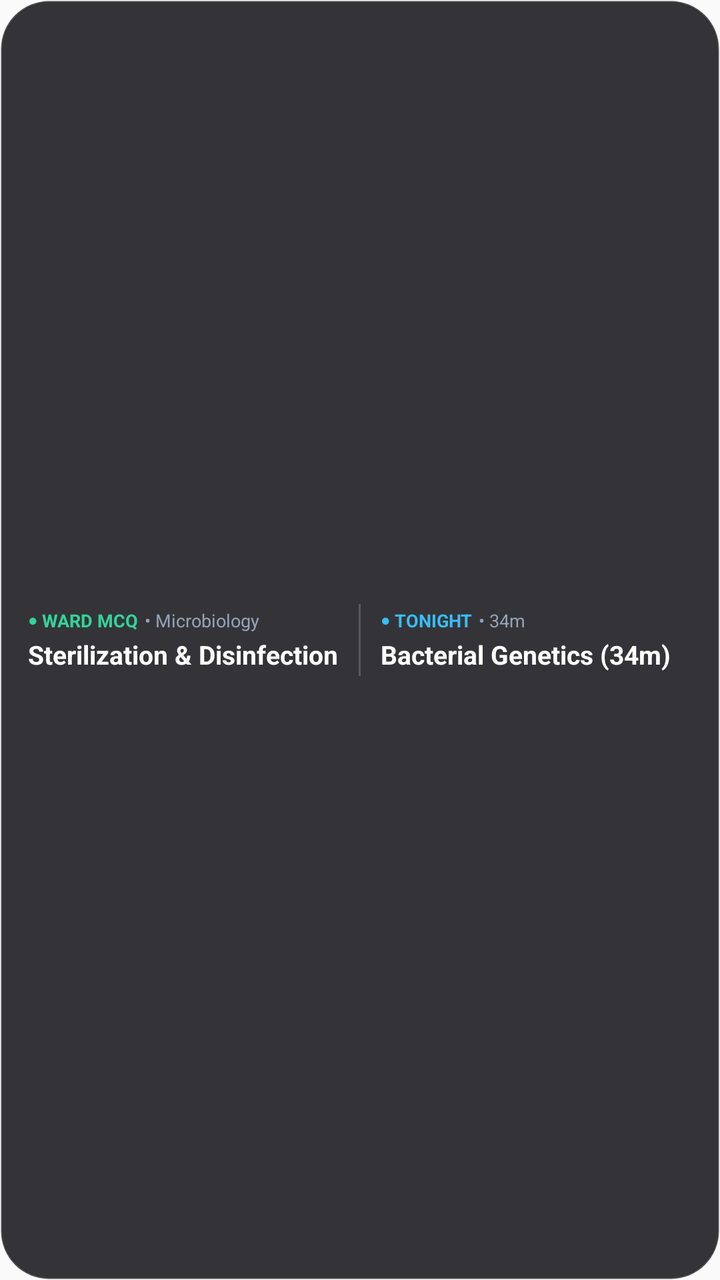
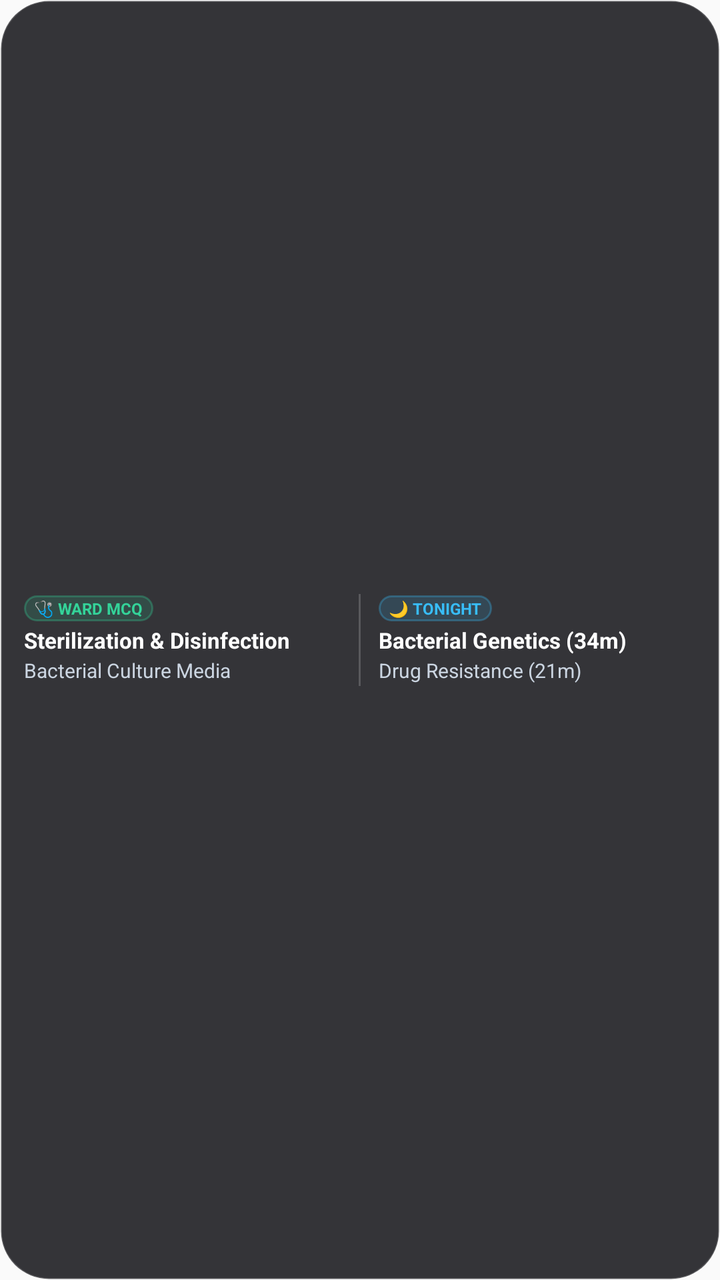

An Android layout rendered at two revisions. The XML below is the earlier revision; the diff shows what the commit changed to produce the second picture.
<!-- AndroidManifest.xml: application theme AppTheme -->
<!-- res/layout/widget_4x1_layout.xml -->
<?xml version="1.0" encoding="utf-8"?>
<LinearLayout xmlns:android="http://schemas.android.com/apk/res/android"
    android:id="@+id/widget_container"
    android:layout_width="match_parent"
    android:layout_height="match_parent"
    android:background="@drawable/widget_bg"
    android:orientation="horizontal"
    android:gravity="center_vertical"
    android:baselineAligned="false"
    android:paddingStart="14dp"
    android:paddingEnd="14dp"
    android:paddingTop="10dp"
    android:paddingBottom="10dp">

    
    <LinearLayout
        android:id="@+id/card_ward_mcqs"
        android:layout_width="0dp"
        android:layout_height="wrap_content"
        android:layout_weight="1"
        android:layout_marginEnd="10dp"
        android:gravity="center_vertical"
        android:orientation="vertical">

        
        <LinearLayout
            android:layout_width="match_parent"
            android:layout_height="wrap_content"
            android:gravity="center_vertical"
            android:orientation="horizontal">

            <TextView
                android:layout_width="wrap_content"
                android:layout_height="wrap_content"
                android:text="● "
                android:textColor="#34D399"
                android:textSize="8sp" />

            <TextView
                android:layout_width="wrap_content"
                android:layout_height="wrap_content"
                android:text="WARD MCQ"
                android:textColor="#34D399"
                android:textSize="9sp"
                android:textStyle="bold" />

            <TextView
                android:id="@+id/widget_subject_badge"
                android:layout_width="wrap_content"
                android:layout_height="wrap_content"
                android:layout_marginStart="3dp"
                android:ellipsize="end"
                android:maxLines="1"
                android:text="• Microbiology"
                android:textColor="#94A3B8"
                android:textSize="9sp" />
        </LinearLayout>

        
        <TextView
            android:id="@+id/widget_mcq_ch1"
            android:layout_width="match_parent"
            android:layout_height="wrap_content"
            android:layout_marginTop="2dp"
            android:ellipsize="end"
            android:maxLines="1"
            android:text="Sterilization &amp; Disinfection"
            android:textColor="#FFFFFF"
            android:textSize="13sp"
            android:textStyle="bold" />
    </LinearLayout>

    
    <View
        android:id="@+id/widget_center_divider"
        android:layout_width="1dp"
        android:layout_height="36dp"
        android:background="#2EFFFFFF" />

    
    <LinearLayout
        android:id="@+id/card_tonight_videos"
        android:layout_width="0dp"
        android:layout_height="wrap_content"
        android:layout_weight="1"
        android:layout_marginStart="10dp"
        android:gravity="center_vertical"
        android:orientation="vertical">

        
        <LinearLayout
            android:layout_width="match_parent"
            android:layout_height="wrap_content"
            android:gravity="center_vertical"
            android:orientation="horizontal">

            <TextView
                android:layout_width="wrap_content"
                android:layout_height="wrap_content"
                android:text="● "
                android:textColor="#38BDF8"
                android:textSize="8sp" />

            <TextView
                android:layout_width="wrap_content"
                android:layout_height="wrap_content"
                android:text="TONIGHT"
                android:textColor="#38BDF8"
                android:textSize="9sp"
                android:textStyle="bold" />

            <TextView
                android:id="@+id/widget_date"
                android:layout_width="wrap_content"
                android:layout_height="wrap_content"
                android:layout_marginStart="3dp"
                android:ellipsize="end"
                android:maxLines="1"
                android:text="• 34m"
                android:textColor="#94A3B8"
                android:textSize="9sp" />
        </LinearLayout>

        
        <TextView
            android:id="@+id/widget_video_ch1"
            android:layout_width="match_parent"
            android:layout_height="wrap_content"
            android:layout_marginTop="2dp"
            android:ellipsize="end"
            android:maxLines="1"
            android:text="Bacterial Genetics (34m)"
            android:textColor="#FFFFFF"
            android:textSize="13sp"
            android:textStyle="bold" />
    </LinearLayout>

</LinearLayout>
<!-- resources referenced by this layout -->
<resources>
  <!-- drawable widget_bg (drawable) -->
  <?xml version="1.0" encoding="utf-8"?>
  <shape xmlns:android="http://schemas.android.com/apk/res/android"
      android:shape="rectangle">
      <solid android:color="#D9121217" />
      <corners android:radius="24dp" />
      <stroke android:width="1dp" android:color="#2EFFFFFF" />
  </shape>
  <style name="AppTheme" parent="Theme.AppCompat.Light.DarkActionBar">
          
          <item name="colorPrimary">@color/colorPrimary</item>
          <item name="colorPrimaryDark">@color/colorPrimaryDark</item>
          <item name="colorAccent">@color/colorAccent</item>
      </style>
</resources>

<!-- the commit's change to res/layout/widget_4x1_layout.xml (unified diff, before → after) -->
@@ -7,10 +7,10 @@
     android:orientation="horizontal"
     android:gravity="center_vertical"
     android:baselineAligned="false"
-    android:paddingStart="14dp"
-    android:paddingEnd="14dp"
-    android:paddingTop="10dp"
-    android:paddingBottom="10dp">
+    android:paddingStart="12dp"
+    android:paddingEnd="12dp"
+    android:paddingTop="6dp"
+    android:paddingBottom="6dp">
 
     
     <LinearLayout
@@ -18,43 +18,23 @@
         android:layout_width="0dp"
         android:layout_height="wrap_content"
         android:layout_weight="1"
-        android:layout_marginEnd="10dp"
+        android:layout_marginEnd="9dp"
         android:gravity="center_vertical"
         android:orientation="vertical">
 
         
-        <LinearLayout
-            android:layout_width="match_parent"
+        <TextView
+            android:layout_width="wrap_content"
             android:layout_height="wrap_content"
-            android:gravity="center_vertical"
-            android:orientation="horizontal">
-
-            <TextView
-                android:layout_width="wrap_content"
-                android:layout_height="wrap_content"
-                android:text="● "
-                android:textColor="#34D399"
-                android:textSize="8sp" />
-
-            <TextView
-                android:layout_width="wrap_content"
-                android:layout_height="wrap_content"
-                android:text="WARD MCQ"
-                android:textColor="#34D399"
-                android:textSize="9sp"
-                android:textStyle="bold" />
-
-            <TextView
-                android:id="@+id/widget_subject_badge"
-                android:layout_width="wrap_content"
-                android:layout_height="wrap_content"
-                android:layout_marginStart="3dp"
-                android:ellipsize="end"
-                android:maxLines="1"
-                android:text="• Microbiology"
-                android:textColor="#94A3B8"
-                android:textSize="9sp" />
-        </LinearLayout>
+            android:background="@drawable/widget_badge_emerald_bg"
+            android:paddingStart="5dp"
+            android:paddingTop="1dp"
+            android:paddingEnd="5dp"
+            android:paddingBottom="1dp"
+            android:text="🩺 WARD MCQ"
+            android:textColor="#34D399"
+            android:textSize="8sp"
+            android:textStyle="bold" />
 
         
         <TextView
@@ -66,15 +46,27 @@
             android:maxLines="1"
             android:text="Sterilization &amp; Disinfection"
             android:textColor="#FFFFFF"
-            android:textSize="13sp"
+            android:textSize="11sp"
             android:textStyle="bold" />
+
+        
+        <TextView
+            android:id="@+id/widget_mcq_ch2"
+            android:layout_width="match_parent"
+            android:layout_height="wrap_content"
+            android:layout_marginTop="1dp"
+            android:ellipsize="end"
+            android:maxLines="1"
+            android:text="Bacterial Culture Media"
+            android:textColor="#CBD5E1"
+            android:textSize="10sp" />
     </LinearLayout>
 
     
     <View
         android:id="@+id/widget_center_divider"
         android:layout_width="1dp"
-        android:layout_height="36dp"
+        android:layout_height="46dp"
         android:background="#2EFFFFFF" />
 
     
@@ -83,43 +75,23 @@
         android:layout_width="0dp"
         android:layout_height="wrap_content"
         android:layout_weight="1"
-        android:layout_marginStart="10dp"
+        android:layout_marginStart="9dp"
         android:gravity="center_vertical"
         android:orientation="vertical">
 
         
-        <LinearLayout
-            android:layout_width="match_parent"
+        <TextView
+            android:layout_width="wrap_content"
             android:layout_height="wrap_content"
-            android:gravity="center_vertical"
-            android:orientation="horizontal">
-
-            <TextView
-                android:layout_width="wrap_content"
-                android:layout_height="wrap_content"
-                android:text="● "
-                android:textColor="#38BDF8"
-                android:textSize="8sp" />
-
-            <TextView
-                android:layout_width="wrap_content"
-                android:layout_height="wrap_content"
-                android:text="TONIGHT"
-                android:textColor="#38BDF8"
-                android:textSize="9sp"
-                android:textStyle="bold" />
-
-            <TextView
-                android:id="@+id/widget_date"
-                android:layout_width="wrap_content"
-                android:layout_height="wrap_content"
-                android:layout_marginStart="3dp"
-                android:ellipsize="end"
-                android:maxLines="1"
-                android:text="• 34m"
-                android:textColor="#94A3B8"
-                android:textSize="9sp" />
-        </LinearLayout>
+            android:background="@drawable/widget_badge_bg"
+            android:paddingStart="5dp"
+            android:paddingTop="1dp"
+            android:paddingEnd="5dp"
+            android:paddingBottom="1dp"
+            android:text="🌙 TONIGHT"
+            android:textColor="#38BDF8"
+            android:textSize="8sp"
+            android:textStyle="bold" />
 
         
         <TextView
@@ -131,8 +103,20 @@
             android:maxLines="1"
             android:text="Bacterial Genetics (34m)"
             android:textColor="#FFFFFF"
-            android:textSize="13sp"
+            android:textSize="11sp"
             android:textStyle="bold" />
+
+        
+        <TextView
+            android:id="@+id/widget_video_ch2"
+            android:layout_width="match_parent"
+            android:layout_height="wrap_content"
+            android:layout_marginTop="1dp"
+            android:ellipsize="end"
+            android:maxLines="1"
+            android:text="Drug Resistance (21m)"
+            android:textColor="#CBD5E1"
+            android:textSize="10sp" />
     </LinearLayout>
 
 </LinearLayout>
<!-- resource entries referenced after the edit -->
@@ -1,5 +1,21 @@
 <!-- resources referenced by this layout -->
 <resources>
+  <!-- drawable widget_badge_bg (drawable) -->
+  <?xml version="1.0" encoding="utf-8"?>
+  <shape xmlns:android="http://schemas.android.com/apk/res/android"
+      android:shape="rectangle">
+      <solid android:color="#2638BDF8" />
+      <corners android:radius="8dp" />
+      <stroke android:width="1dp" android:color="#4D38BDF8" />
+  </shape>
+  <!-- drawable widget_badge_emerald_bg (drawable) -->
+  <?xml version="1.0" encoding="utf-8"?>
+  <shape xmlns:android="http://schemas.android.com/apk/res/android"
+      android:shape="rectangle">
+      <solid android:color="#2634D399" />
+      <corners android:radius="8dp" />
+      <stroke android:width="1dp" android:color="#4D34D399" />
+  </shape>
   <!-- drawable widget_bg (drawable) -->
   <?xml version="1.0" encoding="utf-8"?>
   <shape xmlns:android="http://schemas.android.com/apk/res/android"
